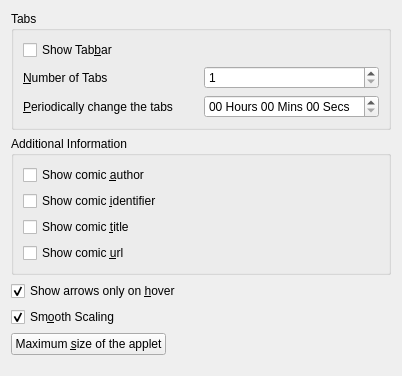
This is applets/comic/appearanceSettings.ui in KDE/kdeplasma-addons as Qt 5 draws it before an edit. The edited form follows.
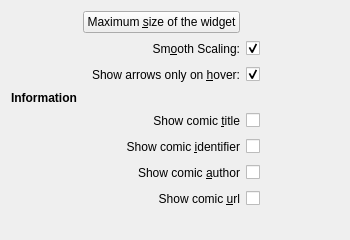
This is the edited form.

Commit message: No groupboxes used anymore. In general the config is more like the one of digital clock now. Move the tab-config-options to the general page.

```diff
--- a/applets/comic/appearanceSettings.ui
+++ b/applets/comic/appearanceSettings.ui
@@ -6,8 +6,8 @@
    <rect>
     <x>0</x>
     <y>0</y>
-    <width>402</width>
-    <height>376</height>
+    <width>350</width>
+    <height>240</height>
    </rect>
   </property>
   <property name="minimumSize">
@@ -19,128 +19,202 @@
   <property name="styleSheet">
    <string notr="true"/>
   </property>
-  <layout class="QVBoxLayout">
-   <item>
-    <layout class="QVBoxLayout" name="verticalLayout_5">
+  <layout class="QGridLayout" name="gridLayout">
+   <item row="11" column="1">
+    <widget class="QLabel" name="label_5">
+     <property name="text">
+      <string>Show comic &amp;title</string>
+     </property>
+     <property name="alignment">
+      <set>Qt::AlignRight|Qt::AlignTrailing|Qt::AlignVCenter</set>
+     </property>
+     <property name="buddy">
+      <cstring>checkBox_title</cstring>
+     </property>
+    </widget>
+   </item>
+   <item row="12" column="1">
+    <widget class="QLabel" name="label_6">
+     <property name="text">
+      <string>Show comic &amp;identifier</string>
+     </property>
+     <property name="alignment">
+      <set>Qt::AlignRight|Qt::AlignTrailing|Qt::AlignVCenter</set>
+     </property>
+     <property name="buddy">
+      <cstring>checkBox_identifier</cstring>
+     </property>
+    </widget>
+   </item>
+   <item row="13" column="1">
+    <widget class="QLabel" name="label_7">
+     <property name="text">
+      <string>Show comic &amp;author</string>
+     </property>
+     <property name="alignment">
+      <set>Qt::AlignRight|Qt::AlignTrailing|Qt::AlignVCenter</set>
+     </property>
+     <property name="buddy">
+      <cstring>checkBox_author</cstring>
+     </property>
+    </widget>
+   </item>
+   <item row="14" column="1">
+    <widget class="QLabel" name="label_8">
+     <property name="text">
+      <string>Show comic &amp;url</string>
+     </property>
+     <property name="alignment">
+      <set>Qt::AlignRight|Qt::AlignTrailing|Qt::AlignVCenter</set>
+     </property>
+     <property name="buddy">
+      <cstring>checkBox_url</cstring>
+     </property>
+    </widget>
+   </item>
+   <item row="11" column="2">
+    <layout class="QHBoxLayout" name="horizontalLayout_3">
      <item>
-      <widget class="QGroupBox" name="groupBox">
-       <property name="title">
-        <string>Tabs</string>
+      <widget class="QCheckBox" name="checkBox_title">
+       <property name="text">
+        <string/>
        </property>
-       <layout class="QGridLayout" name="gridLayout">
-        <item row="2" column="0">
-         <widget class="QLabel" name="label">
-          <property name="text">
-           <string>&amp;Number of Tabs</string>
-          </property>
-          <property name="buddy">
-           <cstring>spinBox_numTabs</cstring>
-          </property>
-         </widget>
-        </item>
-        <item row="2" column="2">
-         <widget class="QSpinBox" name="spinBox_numTabs">
-          <property name="minimum">
-           <number>1</number>
-          </property>
-          <property name="maximum">
-           <number>20</number>
-          </property>
-         </widget>
-        </item>
-        <item row="1" column="0">
-         <widget class="QCheckBox" name="checkBox_tabBar">
-          <property name="toolTip">
-           <string>Pressing Ctrl and scrolling also changes the tabs.</string>
-          </property>
-          <property name="text">
-           <string>Show Tab&amp;bar</string>
-          </property>
-         </widget>
-        </item>
-        <item row="3" column="0">
-         <widget class="QLabel" name="label_2">
-          <property name="toolTip">
-           <string>Interacting with the comic widget restarts the timer.</string>
-          </property>
-          <property name="text">
-           <string>&amp;Periodically change the tabs</string>
-          </property>
-          <property name="buddy">
-           <cstring>timeEdit_tabs</cstring>
-          </property>
-         </widget>
-        </item>
-        <item row="3" column="2">
-         <widget class="QTimeEdit" name="timeEdit_tabs">
-          <property name="displayFormat">
-           <string>hh 'Hours' mm 'Mins' ss 'Secs'</string>
-          </property>
-         </widget>
-        </item>
-       </layout>
+       <property name="checked">
+        <bool>false</bool>
+       </property>
       </widget>
      </item>
      <item>
-      <widget class="QGroupBox" name="groupBox_3">
-       <property name="title">
-        <string>Additional Information</string>
+      <spacer name="horizontalSpacer_3">
+       <property name="orientation">
+        <enum>Qt::Horizontal</enum>
        </property>
-       <layout class="QVBoxLayout" name="verticalLayout_4">
-        <item>
-         <widget class="QCheckBox" name="checkBox_author">
-          <property name="text">
-           <string>Show comic &amp;author</string>
-          </property>
-         </widget>
-        </item>
-        <item>
-         <widget class="QCheckBox" name="checkBox_identifier">
-          <property name="text">
-           <string>Show comic &amp;identifier</string>
-          </property>
-         </widget>
-        </item>
-        <item>
-         <widget class="QCheckBox" name="checkBox_title">
-          <property name="text">
-           <string>Show comic &amp;title</string>
-          </property>
-         </widget>
-        </item>
-        <item>
-         <widget class="QCheckBox" name="checkBox_url">
-          <property name="sizePolicy">
-           <sizepolicy hsizetype="Preferred" vsizetype="Fixed">
-            <horstretch>0</horstretch>
-            <verstretch>0</verstretch>
-           </sizepolicy>
-          </property>
-          <property name="text">
-           <string>Show comic &amp;url</string>
-          </property>
-          <property name="checked">
-           <bool>false</bool>
-          </property>
-         </widget>
-        </item>
-       </layout>
+       <property name="sizeHint" stdset="0">
+        <size>
+         <width>40</width>
+         <height>20</height>
+        </size>
+       </property>
+      </spacer>
+     </item>
+    </layout>
+   </item>
+   <item row="12" column="2">
+    <layout class="QHBoxLayout" name="horizontalLayout_4">
+     <item>
+      <widget class="QCheckBox" name="checkBox_identifier">
+       <property name="text">
+        <string/>
+       </property>
+       <property name="checked">
+        <bool>false</bool>
+       </property>
       </widget>
      </item>
      <item>
-      <widget class="QCheckBox" name="checkBox_arrows">
+      <spacer name="horizontalSpacer_4">
+       <property name="orientation">
+        <enum>Qt::Horizontal</enum>
+       </property>
+       <property name="sizeHint" stdset="0">
+        <size>
+         <width>40</width>
+         <height>20</height>
+        </size>
+       </property>
+      </spacer>
+     </item>
+    </layout>
+   </item>
+   <item row="13" column="2">
+    <layout class="QHBoxLayout" name="horizontalLayout_5">
+     <item>
+      <widget class="QCheckBox" name="checkBox_author">
        <property name="text">
-        <string>Show arrows only on &amp;hover</string>
+        <string/>
        </property>
        <property name="checked">
-        <bool>true</bool>
+        <bool>false</bool>
        </property>
       </widget>
      </item>
+     <item>
+      <spacer name="horizontalSpacer_5">
+       <property name="orientation">
+        <enum>Qt::Horizontal</enum>
+       </property>
+       <property name="sizeHint" stdset="0">
+        <size>
+         <width>40</width>
+         <height>20</height>
+        </size>
+       </property>
+      </spacer>
+     </item>
+    </layout>
+   </item>
+   <item row="14" column="2">
+    <layout class="QHBoxLayout" name="horizontalLayout_6">
+     <item>
+      <widget class="QCheckBox" name="checkBox_url">
+       <property name="text">
+        <string/>
+       </property>
+       <property name="checked">
+        <bool>false</bool>
+       </property>
+      </widget>
+     </item>
+     <item>
+      <spacer name="horizontalSpacer_6">
+       <property name="orientation">
+        <enum>Qt::Horizontal</enum>
+       </property>
+       <property name="sizeHint" stdset="0">
+        <size>
+         <width>40</width>
+         <height>20</height>
+        </size>
+       </property>
+      </spacer>
+     </item>
+    </layout>
+   </item>
+   <item row="4" column="0">
+    <widget class="QLabel" name="label_3">
+     <property name="font">
+      <font>
+       <weight>75</weight>
+       <bold>true</bold>
+      </font>
+     </property>
+     <property name="text">
+      <string>Information</string>
+     </property>
+     <property name="alignment">
+      <set>Qt::AlignLeading|Qt::AlignLeft|Qt::AlignVCenter</set>
+     </property>
+    </widget>
+   </item>
+   <item row="2" column="1">
+    <widget class="QLabel" name="label_2">
+     <property name="text">
+      <string>Sm&amp;ooth Scaling:</string>
+     </property>
+     <property name="alignment">
+      <set>Qt::AlignRight|Qt::AlignTrailing|Qt::AlignVCenter</set>
+     </property>
+     <property name="buddy">
+      <cstring>checkBox_smooth</cstring>
+     </property>
+    </widget>
+   </item>
+   <item row="2" column="2">
+    <layout class="QHBoxLayout" name="horizontalLayout_2">
      <item>
       <widget class="QCheckBox" name="checkBox_smooth">
        <property name="text">
-        <string>Sm&amp;ooth Scaling</string>
+        <string/>
        </property>
        <property name="checked">
         <bool>true</bool>
@@ -148,32 +222,61 @@
       </widget>
      </item>
      <item>
-      <layout class="QHBoxLayout">
-       <item>
-        <widget class="QPushButton" name="pushButton_Size">
-         <property name="text">
-          <string>Maximum &amp;size of the applet</string>
-         </property>
-        </widget>
-       </item>
-       <item>
-        <spacer>
-         <property name="orientation">
-          <enum>Qt::Horizontal</enum>
-         </property>
-         <property name="sizeHint" stdset="0">
-          <size>
-           <width>40</width>
-           <height>20</height>
-          </size>
-         </property>
-        </spacer>
-       </item>
-      </layout>
+      <spacer name="horizontalSpacer_2">
+       <property name="orientation">
+        <enum>Qt::Horizontal</enum>
+       </property>
+       <property name="sizeHint" stdset="0">
+        <size>
+         <width>40</width>
+         <height>20</height>
+        </size>
+       </property>
+      </spacer>
      </item>
     </layout>
    </item>
-   <item>
+   <item row="3" column="1">
+    <widget class="QLabel" name="label">
+     <property name="text">
+      <string>Show arrows only on &amp;hover:</string>
+     </property>
+     <property name="alignment">
+      <set>Qt::AlignRight|Qt::AlignTrailing|Qt::AlignVCenter</set>
+     </property>
+     <property name="buddy">
+      <cstring>checkBox_arrows</cstring>
+     </property>
+    </widget>
+   </item>
+   <item row="3" column="2">
+    <layout class="QHBoxLayout" name="horizontalLayout">
+     <item>
+      <widget class="QCheckBox" name="checkBox_arrows">
+       <property name="text">
+        <string/>
+       </property>
+       <property name="checked">
+        <bool>true</bool>
+       </property>
+      </widget>
+     </item>
+     <item>
+      <spacer name="horizontalSpacer">
+       <property name="orientation">
+        <enum>Qt::Horizontal</enum>
+       </property>
+       <property name="sizeHint" stdset="0">
+        <size>
+         <width>40</width>
+         <height>20</height>
+        </size>
+       </property>
+      </spacer>
+     </item>
+    </layout>
+   </item>
+   <item row="15" column="1">
     <spacer name="verticalSpacer">
      <property name="orientation">
       <enum>Qt::Vertical</enum>
@@ -186,6 +289,13 @@
      </property>
     </spacer>
    </item>
+   <item row="0" column="1">
+    <widget class="QPushButton" name="pushButton_Size">
+     <property name="text">
+      <string>Maximum &amp;size of the widget</string>
+     </property>
+    </widget>
+   </item>
   </layout>
  </widget>
  <resources/>
```
The commit also changes 3 other files.
